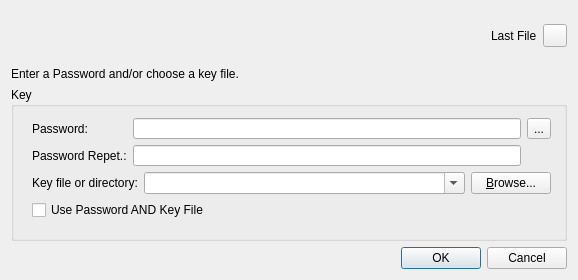
thooge/keepassx1, file src/forms/PasswordDlg.ui: the form before one commit.
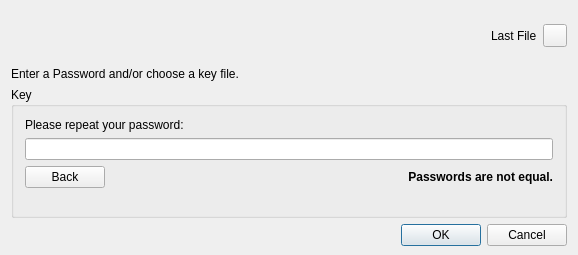
The form after the commit. The open tabs and pages were chosen to show the change.

Commit message: - support for precompiled headers - made password dialog more userfriendly (especially key file creation/selection) - database file as command line argument is recognized again - fixed bug #1825446 (commandline option -cfg does NOT take relative path) - fixed mac buid problem (see item #1908868)

Diff of the .ui file:
```diff
--- a/src/forms/PasswordDlg.ui
+++ b/src/forms/PasswordDlg.ui
@@ -6,11 +6,11 @@
     <x>0</x>
     <y>0</y>
     <width>578</width>
-    <height>280</height>
+    <height>255</height>
    </rect>
   </property>
   <property name="sizePolicy" >
-   <sizepolicy vsizetype="Fixed" hsizetype="Fixed" >
+   <sizepolicy vsizetype="Maximum" hsizetype="Maximum" >
     <horstretch>0</horstretch>
     <verstretch>0</verstretch>
    </sizepolicy>
@@ -18,13 +18,7 @@
   <property name="minimumSize" >
    <size>
     <width>578</width>
-    <height>280</height>
-   </size>
-  </property>
-  <property name="maximumSize" >
-   <size>
-    <width>578</width>
-    <height>280</height>
+    <height>0</height>
    </size>
   </property>
   <property name="windowTitle" >
@@ -37,6 +31,9 @@
    <bool>true</bool>
   </property>
   <layout class="QVBoxLayout" >
+   <property name="bottomMargin" >
+    <number>9</number>
+   </property>
    <item>
     <layout class="QHBoxLayout" >
      <item>
@@ -115,82 +112,61 @@
      <property name="title" >
       <string>Key</string>
      </property>
-     <widget class="QWidget" name="layoutWidget" >
-      <property name="geometry" >
-       <rect>
-        <x>10</x>
-        <y>20</y>
-        <width>541</width>
-        <height>124</height>
-       </rect>
-      </property>
       <layout class="QVBoxLayout" >
-       <property name="spacing" >
-        <number>6</number>
+      <property name="leftMargin" >
+       <number>0</number>
+      </property>
+      <property name="topMargin" >
+       <number>0</number>
+      </property>
+      <property name="rightMargin" >
+       <number>0</number>
+      </property>
+      <property name="bottomMargin" >
+       <number>0</number>
        </property>
        <item>
+       <widget class="QStackedWidget" name="stackedWidget" >
+        <property name="currentIndex" >
+         <number>0</number>
+        </property>
+        <widget class="QWidget" name="pw_entry" >
         <layout class="QGridLayout" >
-         <property name="horizontalSpacing" >
-          <number>6</number>
-         </property>
-         <property name="verticalSpacing" >
-          <number>6</number>
-         </property>
-         <item row="1" column="0" >
-          <widget class="QLabel" name="Label_PasswordRep" >
-           <property name="text" >
-            <string>Password Repet.:</string>
-           </property>
-          </widget>
-         </item>
-         <item row="0" column="1" >
-          <widget class="QLineEdit" name="Edit_Password" />
-         </item>
          <item row="0" column="0" >
-          <widget class="QLabel" name="Label_Password" >
-           <property name="sizePolicy" >
-            <sizepolicy vsizetype="Preferred" hsizetype="Preferred" >
-             <horstretch>0</horstretch>
-             <verstretch>0</verstretch>
-            </sizepolicy>
-           </property>
+           <widget class="QCheckBox" name="Check_Password" >
            <property name="text" >
             <string>Password:</string>
            </property>
-          </widget>
-         </item>
-         <item row="0" column="2" >
+            <property name="checked" >
+             <bool>true</bool>
+            </property>
+           </widget>
+          </item>
+          <item row="0" column="1" colspan="2" >
+           <layout class="QHBoxLayout" >
+            <item>
+             <widget class="QLineEdit" name="Edit_Password" />
+            </item>
+            <item>
           <widget class="QToolButton" name="ButtonChangeEchoMode" >
            <property name="text" >
             <string>...</string>
            </property>
           </widget>
          </item>
-         <item row="1" column="1" >
-          <widget class="QLineEdit" name="Edit_PasswordRep" />
-         </item>
-        </layout>
-       </item>
-       <item>
-        <layout class="QHBoxLayout" >
-         <property name="spacing" >
-          <number>6</number>
-         </property>
-         <item>
-          <widget class="QLabel" name="Label_KeyFile" >
-           <property name="sizePolicy" >
-            <sizepolicy vsizetype="Preferred" hsizetype="Preferred" >
-             <horstretch>0</horstretch>
-             <verstretch>0</verstretch>
-            </sizepolicy>
-           </property>
+           </layout>
+          </item>
+          <item row="1" column="0" >
+           <widget class="QCheckBox" name="Check_KeyFile" >
            <property name="text" >
-            <string>Key file or directory:</string>
+             <string>Key File:</string>
            </property>
           </widget>
          </item>
+          <item row="1" column="1" colspan="2" >
+           <layout class="QHBoxLayout" >
          <item>
-          <widget class="QComboBox" name="Combo_Dirs" >
+             <widget class="QComboBox" name="Combo_KeyFile" >
            <property name="sizePolicy" >
             <sizepolicy vsizetype="Fixed" hsizetype="Expanding" >
              <horstretch>0</horstretch>
@@ -203,7 +179,7 @@
           </widget>
          </item>
          <item>
-          <widget class="QPushButton" name="ButtonBrowse" >
+             <widget class="QPushButton" name="Button_Browse" >
            <property name="sizePolicy" >
             <sizepolicy vsizetype="Fixed" hsizetype="Preferred" >
              <horstretch>0</horstretch>
@@ -220,21 +196,46 @@
          </item>
         </layout>
        </item>
+          <item row="2" column="1" >
+           <widget class="QPushButton" name="Button_GenKeyFile" >
+            <property name="text" >
+             <string>Generate Key File...</string>
+            </property>
+           </widget>
+          </item>
+          <item row="2" column="2" >
+           <spacer>
+            <property name="orientation" >
+             <enum>Qt::Horizontal</enum>
+            </property>
+            <property name="sizeHint" >
+             <size>
+              <width>40</width>
+              <height>20</height>
+             </size>
+            </property>
+           </spacer>
+          </item>
+         </layout>
+        </widget>
+        <widget class="QWidget" name="pw_repeat" >
+         <layout class="QVBoxLayout" >
+          <item>
+           <widget class="QLabel" name="label" >
+            <property name="text" >
+             <string>Please repeat your password:</string>
+            </property>
+           </widget>
+          </item>
+          <item>
+           <widget class="QLineEdit" name="Edit_PwRepeat" />
+          </item>
        <item>
         <layout class="QHBoxLayout" >
-         <property name="spacing" >
-          <number>6</number>
-         </property>
          <item>
-          <widget class="QCheckBox" name="CheckBox_Both" >
-           <property name="sizePolicy" >
-            <sizepolicy vsizetype="Fixed" hsizetype="Fixed" >
-             <horstretch>0</horstretch>
-             <verstretch>0</verstretch>
-            </sizepolicy>
-           </property>
+             <widget class="QPushButton" name="Button_Back" >
            <property name="text" >
-            <string>Use Password AND Key File</string>
+               <string>Back</string>
            </property>
           </widget>
          </item>
@@ -251,14 +252,47 @@
            </property>
           </spacer>
          </item>
-        </layout>
-       </item>
+            <item>
+             <widget class="QLabel" name="Label_Unequal" >
+              <property name="font" >
+               <font>
+                <pointsize>9</pointsize>
+                <weight>75</weight>
+                <bold>true</bold>
+               </font>
+              </property>
+              <property name="text" >
+               <string>Passwords are not equal.</string>
+              </property>
+              <property name="alignment" >
+               <set>Qt::AlignRight|Qt::AlignTrailing|Qt::AlignVCenter</set>
+              </property>
+             </widget>
+            </item>
+           </layout>
+          </item>
+          <item>
+           <spacer>
+            <property name="orientation" >
+             <enum>Qt::Vertical</enum>
+            </property>
+            <property name="sizeHint" >
+             <size>
+              <width>20</width>
+              <height>40</height>
+             </size>
+            </property>
+           </spacer>
+          </item>
       </layout>
      </widget>
     </widget>
    </item>
+     </layout>
+    </widget>
+   </item>
    <item>
-    <widget class="QDialogButtonBox" name="ButtonBox" >
+    <widget class="QDialogButtonBox" name="buttonBox" >
      <property name="standardButtons" >
       <set>QDialogButtonBox::Cancel|QDialogButtonBox::NoButton|QDialogButtonBox::Ok</set>
      </property>
```
Left out of the diff: 13 changed lines with no effect on the pictures. Lines whose indentation alone changed are shown as unchanged. The commit also changes 88 other files.
